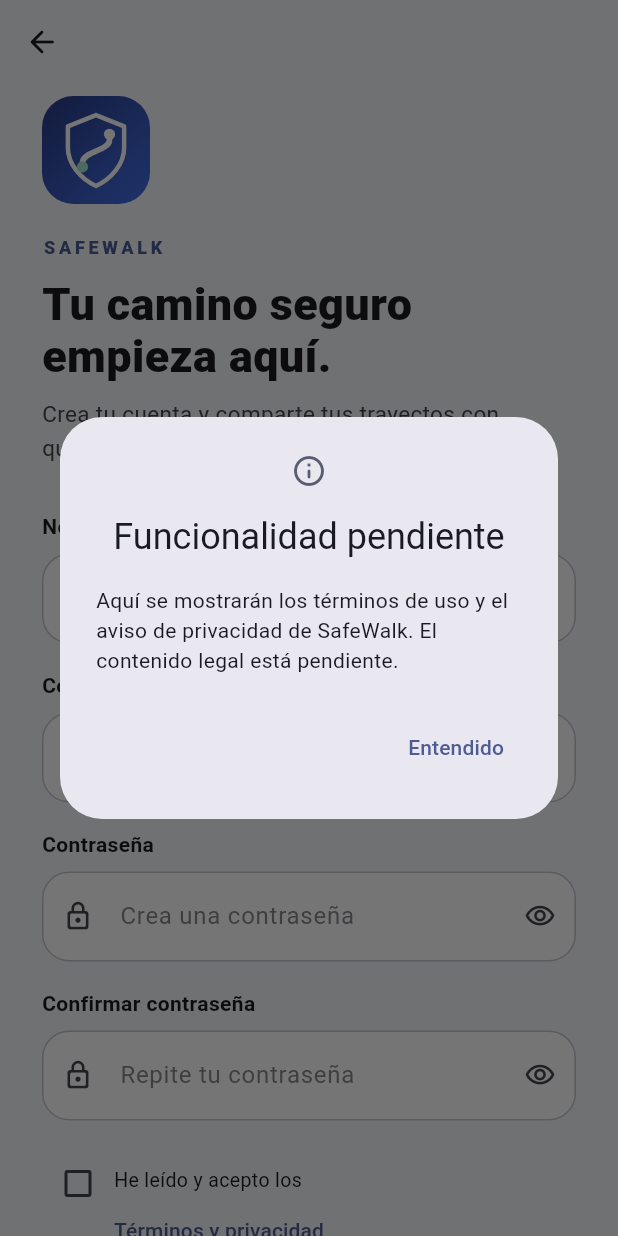
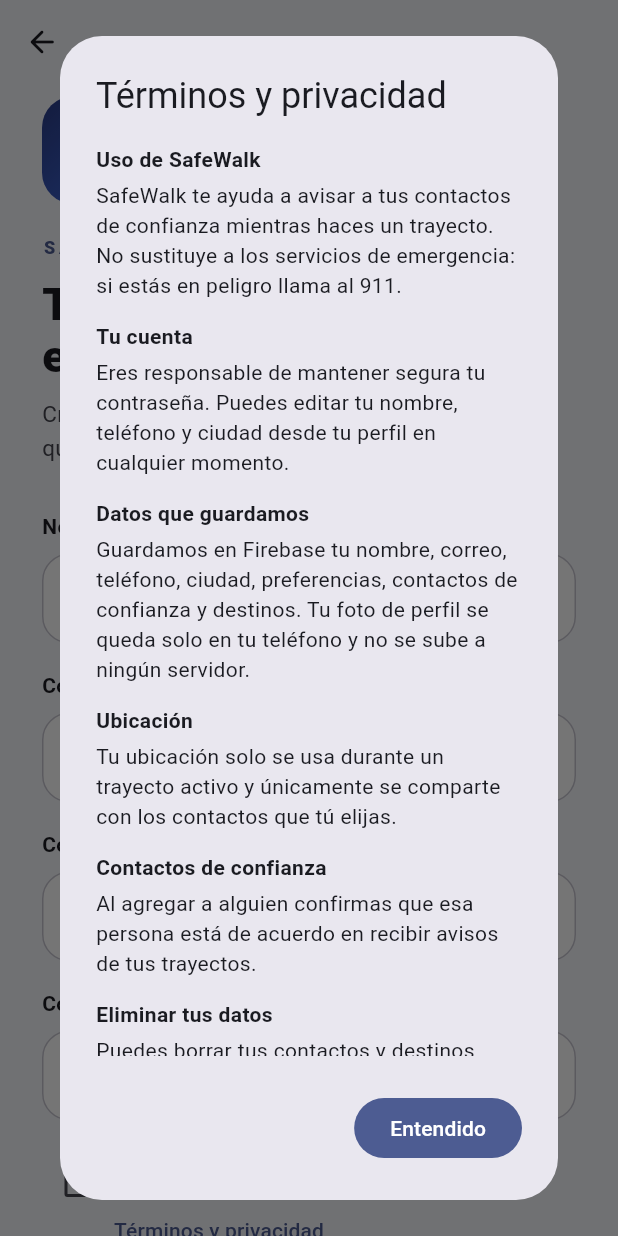
Before and after one commit to Dubu2500/SafeWalk, a Flutter app: the RegisterScreen screen opened by its route, after a tap on "Términos y privacidad", on a phone screen of 412 x 824 dp. Run offline on Flutter 3.47's test engine with Material 3 defaults, Android fonts, the phone set to English and light mode, and no system bars; our stand-ins replace cloud_firestore, firebase_auth, firebase_core, flutter_svg, google_sign_in, image_picker; accounts and stored records are empty.

Commit message:
terminos y aviso de privacidad en el registro

```diff
--- a/safewalk/lib/screens/register_screen.dart
+++ b/safewalk/lib/screens/register_screen.dart
@@ -6,7 +6,7 @@ import '../providers/user_provider.dart';
 import '../widgets/auth_field.dart';
 import '../widgets/auth_layout.dart';
 import '../widgets/form_error_text.dart';
-import '../widgets/pending_dialog.dart';
+import '../widgets/terms_dialog.dart';
 import '../widgets/primary_button.dart';
 
 class RegisterScreen extends StatefulWidget {
@@ -166,10 +166,7 @@ class _RegisterScreenState extends State<RegisterScreen> {
                     padding: EdgeInsets.zero,
                     alignment: Alignment.centerLeft,
                   ),
-                  onPressed: () => showPendingDialog(
-                    context,
-                    'Aquí se mostrarán los términos de uso y el aviso de privacidad de SafeWalk. El contenido legal está pendiente.',
-                  ),
+                  onPressed: () => showTermsDialog(context),
                   child: const Text('Términos y privacidad'),
                 ),
               ],
--- /dev/null
+++ b/safewalk/lib/widgets/terms_dialog.dart
@@ -0,0 +1,65 @@
+import 'package:flutter/material.dart';
+
+const _sections = [
+  (
+    'Uso de SafeWalk',
+    'SafeWalk te ayuda a avisar a tus contactos de confianza mientras haces un '
+        'trayecto. No sustituye a los servicios de emergencia: si estás en peligro '
+        'llama al 911.',
+  ),
+  (
+    'Tu cuenta',
+    'Eres responsable de mantener segura tu contraseña. Puedes editar tu nombre, '
+        'teléfono y ciudad desde tu perfil en cualquier momento.',
+  ),
+  (
+    'Datos que guardamos',
+    'Guardamos en Firebase tu nombre, correo, teléfono, ciudad, preferencias, '
+        'contactos de confianza y destinos. Tu foto de perfil se queda solo en tu '
+        'teléfono y no se sube a ningún servidor.',
+  ),
+  (
+    'Ubicación',
+    'Tu ubicación solo se usa durante un trayecto activo y únicamente se comparte '
+        'con los contactos que tú elijas.',
+  ),
+  (
+    'Contactos de confianza',
+    'Al agregar a alguien confirmas que esa persona está de acuerdo en recibir '
+        'avisos de tus trayectos.',
+  ),
+  (
+    'Eliminar tus datos',
+    'Puedes borrar tus contactos y destinos desde la app. Para eliminar tu cuenta '
+        'completa escríbenos desde Ajustes > Ayuda y soporte.',
+  ),
+];
+
+Future<void> showTermsDialog(BuildContext context) => showDialog<void>(
+  context: context,
+  builder: (dialogContext) => AlertDialog(
+    title: const Text('Términos y privacidad'),
+    content: SizedBox(
+      width: 420,
+      child: SingleChildScrollView(
+        child: Column(
+          crossAxisAlignment: CrossAxisAlignment.start,
+          children: [
+            for (final (title, body) in _sections) ...[
+              Text(title, style: const TextStyle(fontWeight: FontWeight.w700)),
+              const SizedBox(height: 4),
+              Text(body, style: const TextStyle(height: 1.4)),
+              const SizedBox(height: 14),
+            ],
+          ],
+        ),
+      ),
+    ),
+    actions: [
+      FilledButton(
+        onPressed: () => Navigator.pop(dialogContext),
+        child: const Text('Entendido'),
+      ),
+    ],
+  ),
+);
```
